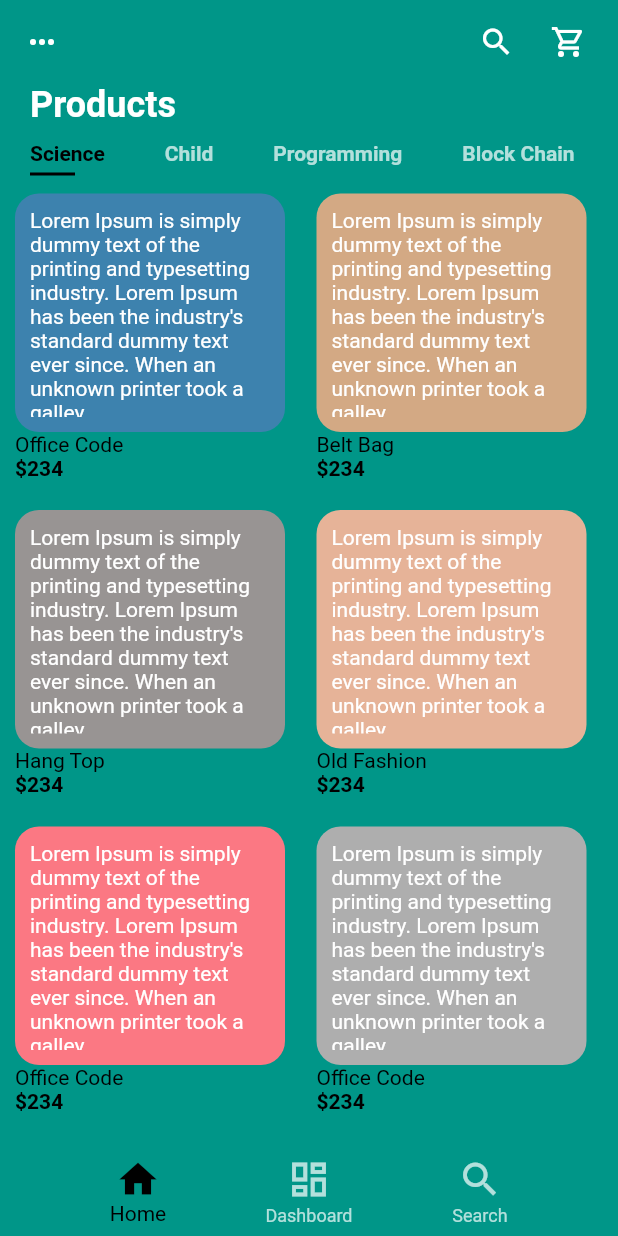
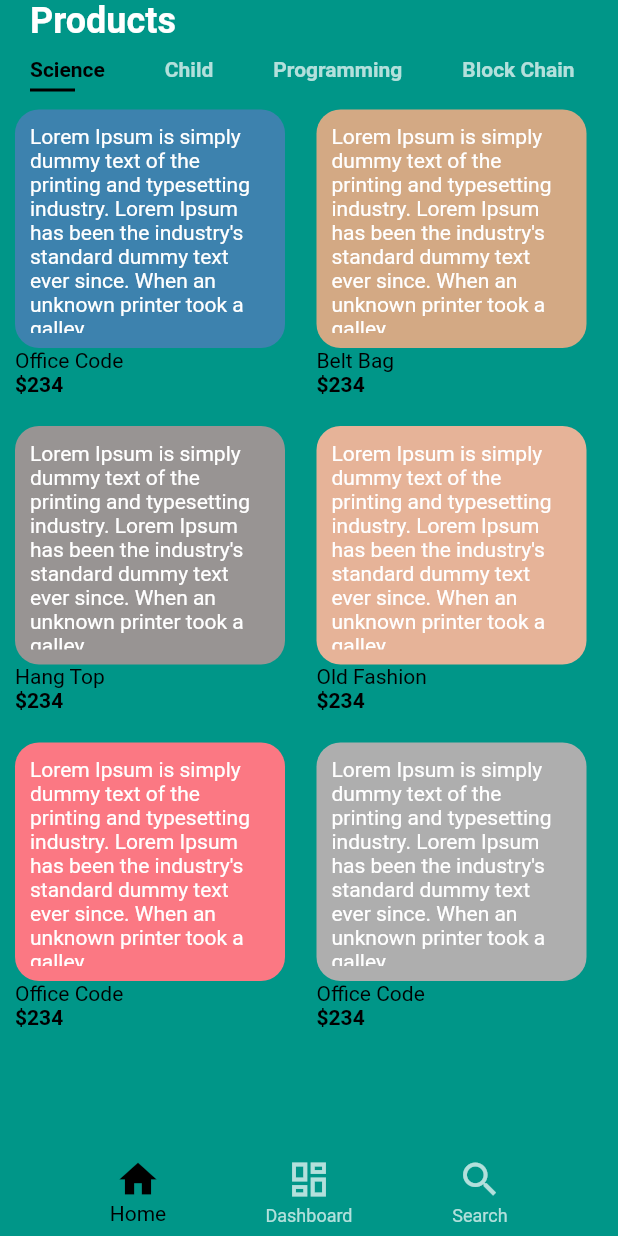
Before and after one commit to beyrakIn/E-Commerce-App-Flutter, a Flutter app: the screen it shows after launch, on a phone screen of 412 x 824 dp. Run offline on Flutter 3.47's test engine with Material 2 defaults, Android fonts, the phone set to English and light mode, and no system bars.

Commit message:
Initial commit2

```diff
--- a/lib/screens/home/home_screen.dart
+++ b/lib/screens/home/home_screen.dart
@@ -27,7 +27,7 @@ class _HomeState extends State<HomeScreen> {
     return Scaffold(
       extendBodyBehindAppBar: true,
       backgroundColor: Colors.teal,
-      appBar: _currentIndex == 0 ? buildAppBar(context) : null,
+      // appBar: _currentIndex == 0 ? buildAppBar(context) : null,
       body: tabs[_currentIndex],
       bottomNavigationBar: buildPadding(),
     );
```
